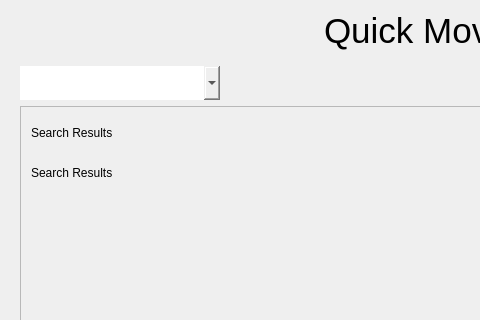
First picture: the form in ui/search.ui, repository Achu-Worifung/quickMove, before the edit; both pictures show x 0 to 480 and y 0 to 320 of the 833 by 707 pixel window.
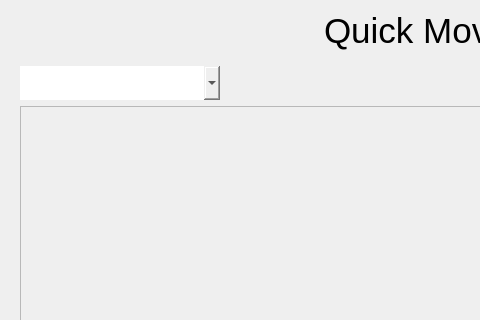
Second picture: the form after the edit.

Commit message: added result to pane

Patch:
```diff
--- a/ui/search.ui
+++ b/ui/search.ui
@@ -33,32 +33,11 @@
              <height>569</height>
             </rect>
            </property>
-           <widget class="QLabel" name="label_2">
-            <property name="geometry">
-             <rect>
-              <x>10</x>
-              <y>10</y>
-              <width>151</width>
-              <height>31</height>
-             </rect>
-            </property>
-            <property name="text">
-             <string>Search Results</string>
-            </property>
-           </widget>
-           <widget class="QLabel" name="no_results">
-            <property name="geometry">
-             <rect>
-              <x>10</x>
-              <y>50</y>
-              <width>151</width>
-              <height>31</height>
-             </rect>
-            </property>
-            <property name="text">
-             <string>Search Results</string>
-            </property>
-           </widget>
+           <layout class="QVBoxLayout" name="verticalLayout_2">
+            <item>
+             <layout class="QVBoxLayout" name="searchPane"/>
+            </item>
+           </layout>
           </widget>
          </widget>
         </item>
```
The commit also changes 6 other files.
